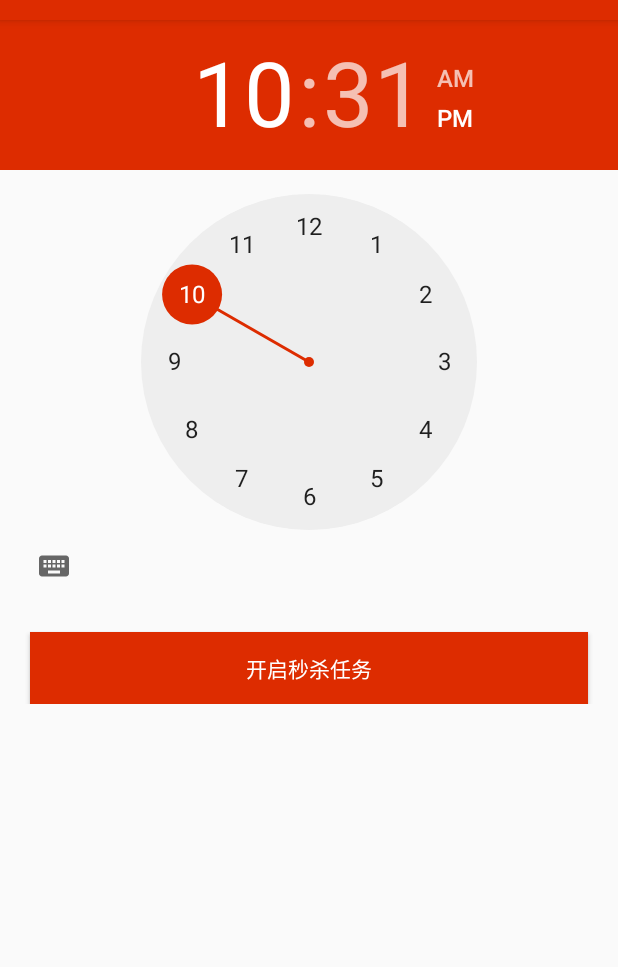
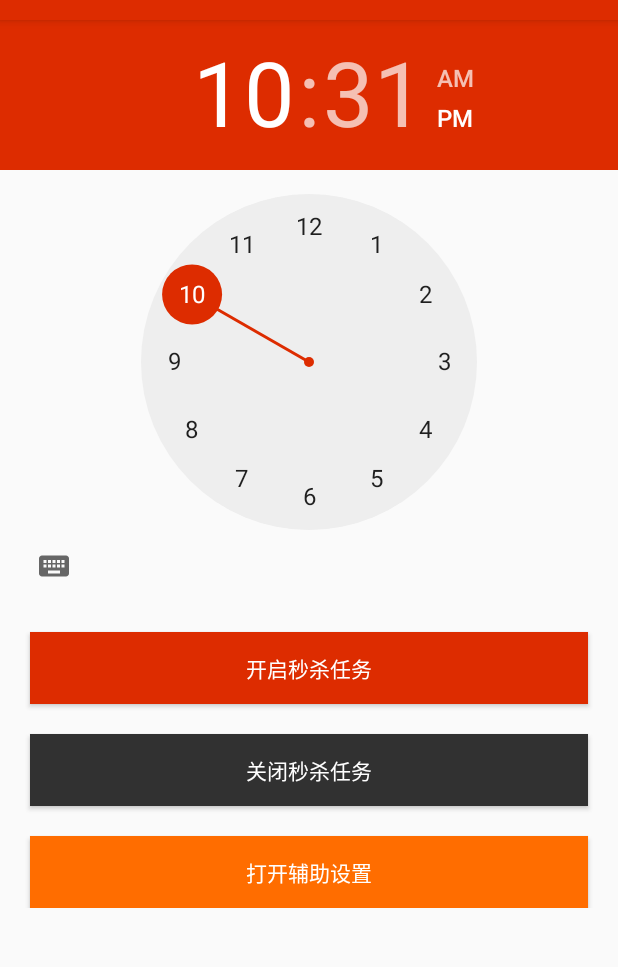
Before and after one commit to SXJCLZH/AutoTianMao, an Android app: the screen it shows after launch (MainActivity), on a phone screen of 412 x 824 dp, the part 64-1031 px from its top. Run offline under Robolectric (Android 15) with nearby library versions, the phone set to English and light mode, and no system bars.

```diff
--- a/app/src/main/res/layout/activity_main.xml
+++ b/app/src/main/res/layout/activity_main.xml
@@ -34,7 +34,27 @@
             android:layout_width="match_parent"
             android:layout_height="wrap_content"
             android:text="开启秒杀任务" />
+        <Button
+            android:layout_marginTop="20dp"
+            android:layout_marginLeft="20dp"
+            android:layout_marginRight="20dp"
+            android:textColor="#ffffff"
+            android:background="#313131"
+            android:id="@+id/guanbi"
+            android:layout_width="match_parent"
+            android:layout_height="wrap_content"
+            android:text="关闭秒杀任务" />
 
+        <Button
+            android:layout_marginTop="20dp"
+            android:layout_marginLeft="20dp"
+            android:layout_marginRight="20dp"
+            android:textColor="#ffffff"
+            android:background="#FF6D00"
+            android:id="@+id/setting"
+            android:layout_width="match_parent"
+            android:layout_height="wrap_content"
+            android:text="打开辅助设置" />
 
     </LinearLayout>
 
--- a/build.gradle
+++ b/build.gradle
@@ -18,7 +18,6 @@ allprojects {
     repositories {
         google()
         jcenter()
-
     }
 }
 
```
Also changed, not shown: app/src/main/java/com/example/tianmaoautoclick/MainActivity.java (+56 -10 lines), app/src/main/java/com/example/tianmaoautoclick/MyAccessibilityService.java (+40 -14 lines).
